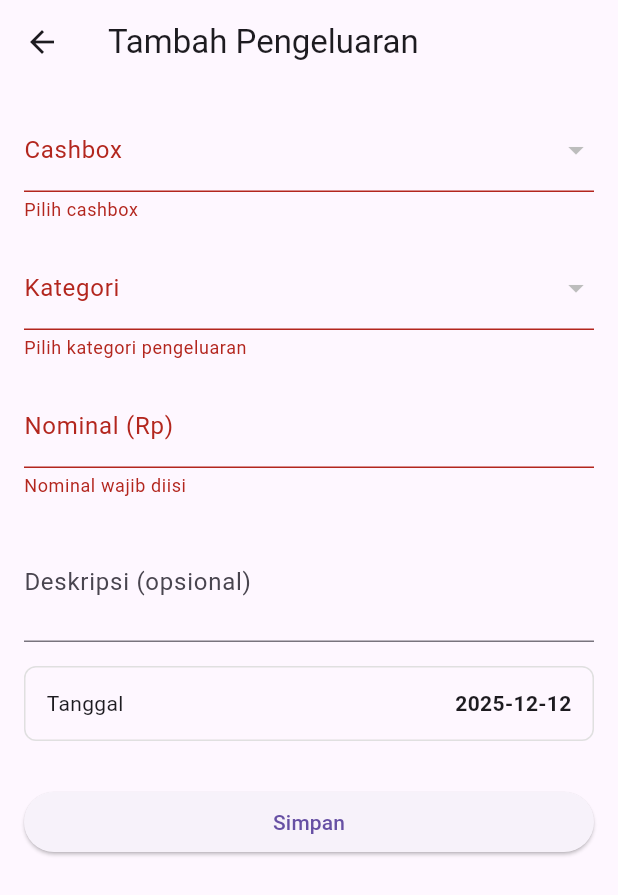
After one commit to hermans7806/cuci-pos, a Flutter app: the ExpenseAddScreen screen opened directly, after a tap on "Simpan", on a phone screen of 412 x 824 dp. The commit adds this screen. Shown: the top 895 px of the screen. Run offline on Flutter 3.47's test engine with Material 3 defaults, Android fonts, the phone set to English and light mode, and no system bars; our stand-ins replace cloud_firestore, firebase_auth, firebase_core, firebase_storage, get, google_sign_in and 3 more; missing offline and left inert: fast_contacts; accounts and stored records are empty; generated files the repository leaves out were written again.

Commit message:
pengeluaran screen

```diff
--- /dev/null
+++ b/lib/data/models/expense_model.dart
@@ -0,0 +1,59 @@
+import 'package:cloud_firestore/cloud_firestore.dart';
+
+class ExpenseModel {
+  final String id;
+  final DateTime date;
+  final String cashbox;
+  final String financialCategory;
+  final double nominal;
+  final String description;
+  final String branchId;
+
+  ExpenseModel({
+    required this.id,
+    required this.date,
+    required this.cashbox,
+    required this.financialCategory,
+    required this.nominal,
+    required this.description,
+    required this.branchId,
+  });
+
+  factory ExpenseModel.fromDoc(DocumentSnapshot doc) {
+    final data = doc.data() as Map<String, dynamic>;
+
+    return ExpenseModel(
+      id: doc.id,
+      date: (data['date'] as Timestamp).toDate(),
+      cashbox: data['cashbox'] ?? '',
+      financialCategory: data['financialCategory'] ?? '',
+      nominal: (data['nominal'] ?? 0).toDouble(),
+      description: data['description'] ?? '',
+      branchId: data['branchId'] ?? '',
+    );
+  }
+
+  factory ExpenseModel.fromMap(String id, Map<String, dynamic> data) {
+    return ExpenseModel(
+      id: id,
+      date: (data["date"] as Timestamp).toDate(),
+      cashbox: data["cashbox"],
+      financialCategory: data["financialCategory"],
+      nominal: (data["nominal"] ?? 0).toDouble(),
+      description: data["description"] ?? "",
+      branchId: data['branchId'] ?? '',
+    );
+  }
+
+  ExpenseModel copyWith({String? cashbox, String? financialCategory}) {
+    return ExpenseModel(
+      id: id,
+      date: date,
+      cashbox: cashbox ?? this.cashbox,
+      financialCategory: financialCategory ?? this.financialCategory,
+      nominal: nominal,
+      description: description,
+      branchId: branchId,
+    );
+  }
+}
--- /dev/null
+++ b/lib/features/settings/controllers/expense_add_controller.dart
@@ -0,0 +1,92 @@
+import 'package:cloud_firestore/cloud_firestore.dart';
+import 'package:cuci_pos/core/utils/top_notification.dart';
+import 'package:flutter/material.dart';
+import 'package:get/get.dart';
+
+import '../../../data/models/cashbox_model.dart';
+import '../../../data/models/financial_category_model.dart';
+import '../../../data/services/shared_reference.dart';
+
+class ExpenseAddController extends GetxController {
+  final formKey = GlobalKey<FormState>();
+
+  // Loaded from Firestore
+  var cashboxes = <CashboxModel>[].obs;
+  var categories = <FinancialCategory>[].obs;
+
+  // Selected items
+  var selectedCashbox = "".obs;
+  var selectedCategory = "".obs;
+
+  // Inputs
+  final nominal = TextEditingController();
+  final description = TextEditingController();
+  var date = DateTime.now().obs;
+
+  var isLoading = false.obs;
+
+  late String activeBranchId;
+
+  @override
+  void onInit() async {
+    super.onInit();
+    activeBranchId = await SharedReference.getActiveBranchId();
+
+    loadFilters();
+  }
+
+  Future<void> loadFilters() async {
+    isLoading.value = true;
+
+    final db = FirebaseFirestore.instance;
+
+    // Load active cashboxes
+    final cbSnap = await db
+        .collection("cashboxes")
+        .where("isActive", isEqualTo: true)
+        .where("branchId", isEqualTo: activeBranchId)
+        .get();
+
+    cashboxes.value = cbSnap.docs
+        .map((e) => CashboxModel.fromFirestore(e))
+        .toList();
+
+    // Load categories (pengeluaran)
+    final catSnap = await db
+        .collection("financial_categories")
+        .where("branchId", isEqualTo: activeBranchId)
+        .where("category", isEqualTo: "pengeluaran")
+        .get();
+
+    categories.value = catSnap.docs
+        .map((e) => FinancialCategory.fromFirestore(e))
+        .toList();
+
+    isLoading.value = false;
+  }
+
+  Future<void> save() async {
+    if (!formKey.currentState!.validate()) return;
+
+    isLoading.value = true;
+    final db = FirebaseFirestore.instance;
+
+    await db.collection("expenses").add({
+      "branchId": activeBranchId,
+      "cashbox": selectedCashbox.value,
+      "financialCategory": selectedCategory.value,
+      "nominal": double.parse(nominal.text),
+      "description": description.text.trim(),
+      "date": DateTime(date.value.year, date.value.month, date.value.day),
+      "createdAt": FieldValue.serverTimestamp(),
+    });
+
+    isLoading.value = false;
+    Get.back(result: true); // return to list screen
+    TopNotification.show(
+      title: 'Sukses',
+      message: 'Pengeluaran berhasil ditambahkan.',
+      success: true,
+    );
+  }
+}
--- /dev/null
+++ b/lib/features/settings/screens/expense_add_screen.dart
@@ -0,0 +1,139 @@
+import 'package:flutter/material.dart';
+import 'package:get/get.dart';
+
+import '../controllers/expense_add_controller.dart';
+
+class ExpenseAddScreen extends StatelessWidget {
+  const ExpenseAddScreen({super.key});
+
+  @override
+  Widget build(BuildContext context) {
+    final c = Get.put(ExpenseAddController());
+
+    return Scaffold(
+      appBar: AppBar(title: const Text("Tambah Pengeluaran")),
+      body: Obx(() {
+        if (c.isLoading.value) {
+          return const Center(child: CircularProgressIndicator());
+        }
+
+        return Form(
+          key: c.formKey,
+          child: ListView(
+            padding: const EdgeInsets.all(16),
+            children: [
+              // Cashbox
+              DropdownButtonFormField<String>(
+                decoration: const InputDecoration(labelText: "Cashbox"),
+                value: c.selectedCashbox.value.isEmpty
+                    ? null
+                    : c.selectedCashbox.value,
+                items: c.cashboxes
+                    .map(
+                      (cb) =>
+                          DropdownMenuItem(value: cb.id, child: Text(cb.name)),
+                    )
+                    .toList(),
+                validator: (v) => v == null ? "Pilih cashbox" : null,
+                onChanged: (v) => c.selectedCashbox.value = v!,
+              ),
+
+              const SizedBox(height: 16),
+
+              // Category
+              DropdownButtonFormField<String>(
+                decoration: const InputDecoration(labelText: "Kategori"),
+                value: c.selectedCategory.value.isEmpty
+                    ? null
+                    : c.selectedCategory.value,
+                items: c.categories
+                    .map(
+                      (cat) => DropdownMenuItem(
+                        value: cat.id,
+                        child: Text(cat.name),
+                      ),
+                    )
+                    .toList(),
+                validator: (v) =>
+                    v == null ? "Pilih kategori pengeluaran" : null,
+                onChanged: (v) => c.selectedCategory.value = v!,
+              ),
+
+              const SizedBox(height: 16),
+
+              // Nominal
+              TextFormField(
+                controller: c.nominal,
+                decoration: const InputDecoration(labelText: "Nominal (Rp)"),
+                keyboardType: TextInputType.number,
+                validator: (v) {
+                  if (v == null || v.trim().isEmpty) {
+                    return "Nominal wajib diisi";
+                  }
+                  if (double.tryParse(v) == null) {
+                    return "Nominal tidak valid";
+                  }
+                  return null;
+                },
+              ),
+
+              const SizedBox(height: 16),
+
+              // Description
+              TextFormField(
+                controller: c.description,
+                maxLines: 2,
+                decoration: const InputDecoration(
+                  labelText: "Deskripsi (opsional)",
+                ),
+              ),
+
+              const SizedBox(height: 16),
+
+              // Date picker
+              GestureDetector(
+                onTap: () async {
+                  final picked = await showDatePicker(
+                    context: context,
+                    firstDate: DateTime(2020),
+                    lastDate: DateTime.now(),
+                    initialDate: c.date.value,
+                  );
+                  if (picked != null) c.date.value = picked;
+                },
+                child: Container(
+                  padding: const EdgeInsets.all(14),
+                  decoration: BoxDecoration(
+                    border: Border.all(color: Colors.grey.shade300),
+                    borderRadius: BorderRadius.circular(8),
+                  ),
+                  child: Row(
+                    mainAxisAlignment: MainAxisAlignment.spaceBetween,
+                    children: [
+                      const Text("Tanggal"),
+                      Text(
+                        "${c.date.value.year}-${c.date.value.month}-${c.date.value.day}",
+                        style: const TextStyle(fontWeight: FontWeight.bold),
+                      ),
+                    ],
+                  ),
+                ),
+              ),
+
+              const SizedBox(height: 30),
+
+              // Submit Button
+              SizedBox(
+                width: double.infinity,
+                child: ElevatedButton(
+                  onPressed: c.save,
+                  child: const Text("Simpan"),
+                ),
+              ),
+            ],
+          ),
+        );
+      }),
+    );
+  }
+}
```
Also changed, not shown: lib/core/router/app_router.dart (+8 -0 lines), lib/features/settings/controllers/expense_controller.dart (added, +179 -0 lines), lib/features/settings/screens/expense_list_screen.dart (added, +168 -0 lines).
